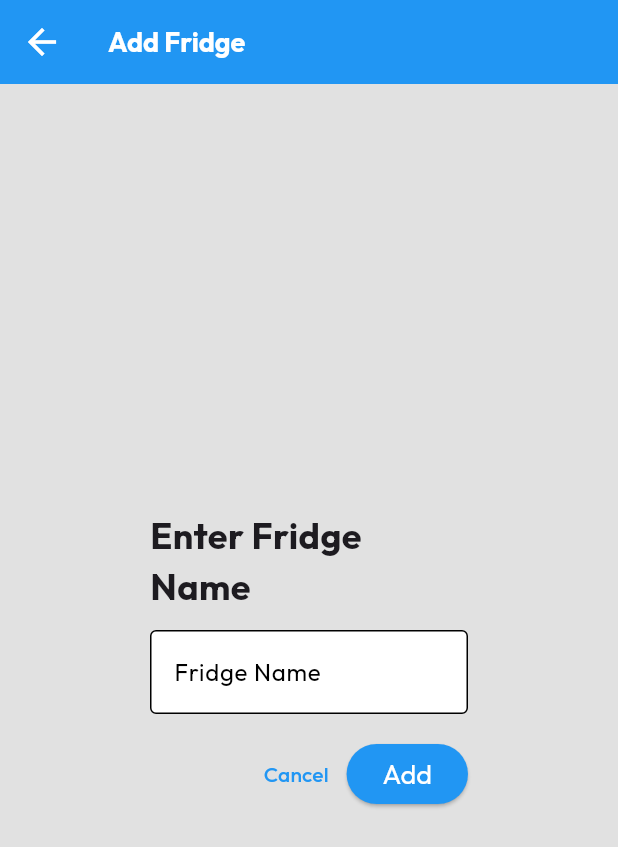
After one commit to OzBoz-Dev/KnightHacks25, a Flutter app: the AddFridgePage screen opened directly, on a phone screen of 412 x 824 dp. The commit adds this screen. Shown: the top 847 px of the screen. Run offline on Flutter 3.47's test engine with Material 3 defaults, Android fonts, the phone set to English and light mode, and no system bars; our stand-ins replace google_fonts, shared_preferences; accounts and stored records are empty.

```diff
--- a/frontend/fridgemagnets/lib/consts.dart
+++ b/frontend/fridgemagnets/lib/consts.dart
@@ -1,5 +1,5 @@
 class AppConstants {
   // App info
-  static const String apiUrl = "http://10.237.40.191:5000/api";
+  static const String apiUrl = "http://100.127.73.23:5000/api";
   static const double defaultPadding = 16.0;
 }
--- a/frontend/fridgemagnets/lib/models/fridge.dart
+++ b/frontend/fridgemagnets/lib/models/fridge.dart
@@ -1,14 +1,14 @@
 import 'package:fridgemagnets/models/magnet.dart';
 
 class Fridge {
-  final int id;
-  String? user_id; // who own the fridge
+  int? id;
+  String? userId; // who own the fridge
   String name;
   List<Magnet> magnets;
 
   Fridge({
-    required this.id,
-    this.user_id,
+    this.id,
+    this.userId,
     required this.name,
     required this.magnets
   });
--- a/frontend/fridgemagnets/lib/models/magnet.dart
+++ b/frontend/fridgemagnets/lib/models/magnet.dart
@@ -1,7 +1,7 @@
 import 'package:flutter/widgets.dart';
 
 class Magnet {
-  final int id;
+  int? id;
   final int fridgeId;
   final String? userId; // the user who placed the magnet
   String? text;
@@ -11,7 +11,7 @@ class Magnet {
   String? imageUrl;
 
   Magnet({
-    required this.id,
+    this.id,
     required this.fridgeId,
     required this.userId,
     required this.text,
--- /dev/null
+++ b/frontend/fridgemagnets/lib/pages/add_fridge_page.dart
@@ -0,0 +1,85 @@
+import 'package:flutter/material.dart';
+import 'package:fridgemagnets/providers/auth_provider.dart';
+import 'package:fridgemagnets/services/fridge_service.dart';
+import 'package:provider/provider.dart';
+
+class AddFridgePage extends StatefulWidget {
+  const AddFridgePage({super.key});
+
+  @override
+  State<AddFridgePage> createState() => _AddFridgePageState();
+}
+
+class _AddFridgePageState extends State<AddFridgePage> {
+
+  final _fridgeNameController = TextEditingController();
+
+  @override
+  Widget build(BuildContext context) {
+    return Scaffold(
+      appBar: AppBar(title: Text("Add Fridge"),),
+      body: Consumer<AuthProvider>(
+        builder: (context, auth, child) {
+          return Padding(
+            padding: const EdgeInsets.symmetric(horizontal: 100),
+            child: Column(
+              mainAxisAlignment: MainAxisAlignment.center,
+              crossAxisAlignment: CrossAxisAlignment.center,
+              children: [
+                Text(
+                  "Enter Fridge Name",
+                  style: TextStyle(fontSize: 24, fontWeight: FontWeight.bold),
+                ),
+                SizedBox(height: 12),
+                TextField(
+                  controller: _fridgeNameController,
+                  decoration: InputDecoration(
+                    filled: true,
+                    fillColor: Colors.white,
+                    border: OutlineInputBorder(),
+                    hintText: "Fridge Name",
+                  ),
+                ),
+                SizedBox(height: 16),
+                Row(
+                  mainAxisAlignment: MainAxisAlignment.end,
+                  children: [
+                    TextButton(
+                      onPressed: () {
+                        Navigator.of(context).pop(); // Close dialog
+                      },
+                      child: Text("Cancel"),
+                    ),
+                    ElevatedButton(
+                      onPressed: () async {
+                        final fridgeName = _fridgeNameController.text.trim();
+                        if (fridgeName.isNotEmpty) {
+                          try {
+                            await FridgeService().createFridge(
+                              auth.token!,
+                              fridgeName,
+                              auth.username!
+                            );
+                          }
+                          catch(e) {
+                            print("Error: ${e.toString()}");
+                          }
+                        }
+                      },
+                      child: Text(
+                        "Add",
+                        style: TextStyle(
+                          color: Colors.white
+                        ),
+                      ),
+                    ),
+                  ],
+                ),
+              ],
+            ),
+          );
+        }
+      ),
+    );
+  }
+}
--- a/frontend/fridgemagnets/lib/providers/auth_provider.dart
+++ b/frontend/fridgemagnets/lib/providers/auth_provider.dart
@@ -53,6 +53,7 @@ class AuthProvider extends ChangeNotifier {
       final token = await _authService.login(username, password);
       _token = token;
       _username = await _authService.getUserName(token);
+      print("Token: $token");
     } catch (e) {
       _setError(e.toString());
     } finally {
--- a/frontend/fridgemagnets/lib/providers/fridge_provider.dart
+++ b/frontend/fridgemagnets/lib/providers/fridge_provider.dart
@@ -7,10 +7,12 @@ class FridgeProvider extends ChangeNotifier {
 
   List<Fridge> _fridges = [];
   bool _isLoading = false;
+  bool _hasFetched = false;
   String? _errorMessage;
 
   List<Fridge> get fridges => _fridges;
   bool get isLoading => _isLoading;
+  bool get hasFetched => _hasFetched;
   String? get errorMessage => _errorMessage;
 
   void _setLoading(bool value) {
@@ -25,6 +27,8 @@ class FridgeProvider extends ChangeNotifier {
 
   /// Fetch list of fridges for a specific username
   Future<void> fetchFridgesByUsername(String username) async {
+    if (_hasFetched) return; // prevent multiple calls
+    _hasFetched = true;
     _setLoading(true);
     _setError(null);
 
@@ -40,13 +44,13 @@ class FridgeProvider extends ChangeNotifier {
   }
 
   /// Create a new fridge
-  Future<void> createFridge(Fridge fridge) async {
+  Future<void> createFridge(String token, String name, String username) async {
     _setLoading(true);
     _setError(null);
 
     try {
-      await _fridgeService.createFridge(fridge);
-      _fridges.add(fridge);
+      await _fridgeService.createFridge(token, name, username);
+      _fridges.add(Fridge(name: name, magnets: []));
       notifyListeners();
     } catch (e) {
       _setError(e.toString().replaceFirst('Exception: ', ''));
@@ -56,12 +60,12 @@ class FridgeProvider extends ChangeNotifier {
   }
 
   /// Delete a fridge
-  Future<void> deleteFridge(Fridge fridge) async {
+  Future<void> deleteFridge(String token, Fridge fridge) async {
     _setLoading(true);
     _setError(null);
 
     try {
-      await _fridgeService.deleteFridge(fridge);
+      await _fridgeService.deleteFridge(token, fridge);
       _fridges.removeWhere((f) => f.id == fridge.id);
       notifyListeners();
     } catch (e) {
--- a/frontend/fridgemagnets/lib/widgets/fridge_card.dart
+++ b/frontend/fridgemagnets/lib/widgets/fridge_card.dart
@@ -1,19 +1,24 @@
 import 'package:flutter/material.dart';
+import 'package:fridgemagnets/models/fridge.dart';
+import 'package:fridgemagnets/models/magnet.dart';
 import 'package:fridgemagnets/pages/fridge_page.dart';
 
 class FridgeCard extends StatelessWidget {
-  final String fridgeName;
-  const FridgeCard({super.key, required this.fridgeName});
+  final Fridge fridge;
+  const FridgeCard({super.key, required this.fridge});
 
   @override
   Widget build(BuildContext context) {
+
+    String fridgeName = fridge.name;
+
     return Card(
       color: Colors.white,
       child: InkWell(
         onTap: () {
           Navigator.push(
             context,
-            MaterialPageRoute(builder: (context) => FridgePage(fridgeName: fridgeName))
+            MaterialPageRoute(builder: (context) => FridgePage(fridge: fridge,))
           );
         },
         child: Column(
```
Also changed, not shown: frontend/fridgemagnets/lib/pages/fridge_page.dart (+225 -140 lines), frontend/fridgemagnets/lib/pages/home_page.dart (+50 -21 lines), frontend/fridgemagnets/lib/services/fridge_service.dart (+26 -58 lines), frontend/fridgemagnets/lib/services/magnet_service.dart (+10 -9 lines).
